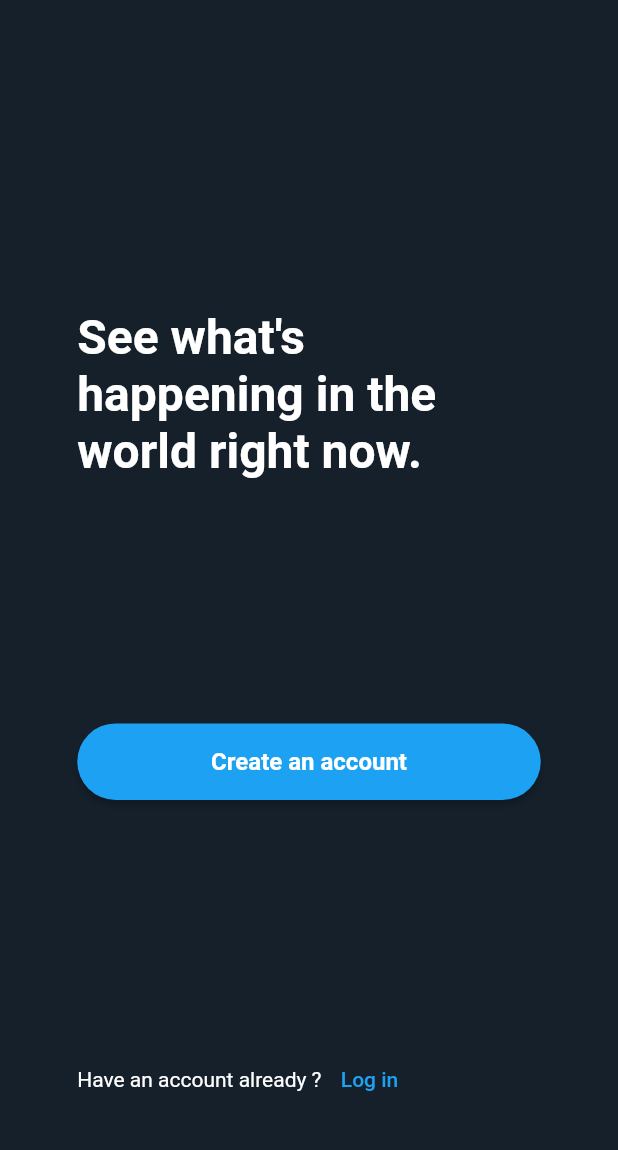
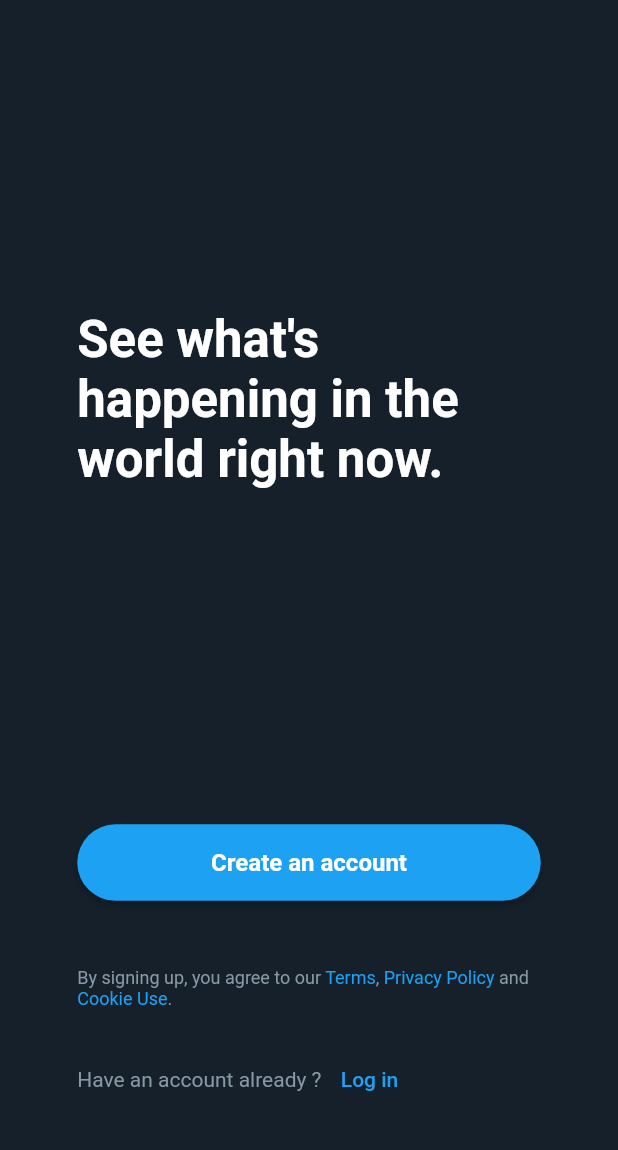
Before and after one commit to kevinmarrec/flutwitter, a Flutter app: the screen it shows after launch, on a phone screen of 412 x 824 dp, the part 63-1213 px from its top. Run offline on Flutter 3.47's test engine with Material 2 defaults, Android fonts, the phone set to English and light mode, and no system bars; our stand-ins replace flutter_svg; generated files the repository leaves out were written again.

Commit message:
chore(app): begin create account screen

```diff
--- a/app/analysis_options.yaml
+++ b/app/analysis_options.yaml
@@ -2,5 +2,6 @@ include: package:flutter_lints/flutter.yaml
 
 linter:
   rules:
-    require_trailing_commas: true
-    prefer_relative_imports: true
+    - directives_ordering
+    - prefer_relative_imports
+    - require_trailing_commas
--- a/app/lib/main.dart
+++ b/app/lib/main.dart
@@ -1,8 +1,8 @@
 import 'package:flutter/material.dart';
 import 'package:flutter_gen/gen_l10n/app_localizations.dart';
 
+import './router.dart';
 import './theme.dart';
-import './router.dart';
 
 void main() async => runApp(const MyApp());
 
--- a/app/lib/router.dart
+++ b/app/lib/router.dart
@@ -1,11 +1,42 @@
 import 'package:flutter/material.dart';
 
+import 'screens/signup/all.dart';
 import 'screens/welcome.dart';
+
+class PageSlideTransition extends PageRouteBuilder {
+  final Widget child;
+
+  PageSlideTransition({
+    required this.child,
+  }) : super(
+          pageBuilder: (_, __, ___) => child,
+          transitionsBuilder: (context, animation, secondaryAnimation, child) {
+            return SlideTransition(
+              position: animation.drive(
+                Tween<Offset>(
+                  begin: const Offset(1, 0),
+                  end: Offset.zero,
+                ).chain(CurveTween(curve: Curves.ease)),
+              ),
+              child: child,
+            );
+          },
+        );
+}
 
 class AppRouter {
   static Route<dynamic> onGenerateRoute(RouteSettings settings) {
-    return MaterialPageRoute(
-      builder: (_) => const WelcomeScreen(),
-    );
+    switch (settings.name) {
+      case WelcomeScreen.routeName:
+        return MaterialPageRoute(
+          builder: (_) => const WelcomeScreen(),
+        );
+      case CreateAccountScreen.routeName:
+        return PageSlideTransition(
+          child: const CreateAccountScreen(),
+        );
+      default:
+        throw 'Route not implemented';
+    }
   }
 }
--- /dev/null
+++ b/app/lib/screens/signup/all.dart
@@ -0,0 +1 @@
+export 'create_account.dart';
--- a/app/lib/screens/welcome.dart
+++ b/app/lib/screens/welcome.dart
@@ -1,14 +1,19 @@
 import 'package:flutter/material.dart';
+import 'package:flutwitter/screens/signup/create_account.dart';
 
+import '../theme.dart';
 import '../widgets/twitter_icon.dart';
 
 class WelcomeScreen extends StatelessWidget {
+  static const routeName = '/';
+
   const WelcomeScreen({Key? key}) : super(key: key);
 
   @override
   Widget build(BuildContext context) {
     return Scaffold(
       appBar: AppBar(
+        automaticallyImplyLeading: false,
         title: const TwitterIcon(),
         centerTitle: true,
       ),
@@ -23,19 +28,48 @@ class WelcomeScreen extends StatelessWidget {
             child: Column(
               children: [
                 SizedBox(height: constraints.maxHeight * 0.2),
-                const Text(
+                Text(
                   "See what's happening in the world right now.",
-                  style: TextStyle(fontSize: 32, fontWeight: FontWeight.bold),
+                  style: Theme.of(context).textTheme.headline4,
                 ),
-                const Spacer(),
+                const Spacer(flex: 10),
                 Column(
                   crossAxisAlignment: CrossAxisAlignment.stretch,
                   children: [
                     ElevatedButton(
-                      onPressed: () {},
+                      onPressed: () {
+                        Navigator.pushNamed(
+                          context,
+                          CreateAccountScreen.routeName,
+                        );
+                      },
                       child: const Text('Create an account'),
                     )
                   ],
+                ),
+                const Spacer(flex: 2),
+                RichText(
+                  text: TextSpan(
+                    style: Theme.of(context).textTheme.caption,
+                    children: const [
+                      TextSpan(text: 'By signing up, you agree to our '),
+                      TextSpan(
+                        text: 'Terms',
+                        style: TextStyle(color: primaryColor),
+                      ),
+                      TextSpan(text: ', '),
+                      TextSpan(
+                        text: 'Privacy Policy',
+                        style: TextStyle(color: primaryColor),
+                      ),
+                      TextSpan(text: ' and '),
+                      TextSpan(
+                        text: 'Cookie Use',
+                        style: TextStyle(color: primaryColor),
+                      ),
+                      TextSpan(text: '.'),
+                    ],
+                  ),
                 ),
                 const Spacer(),
                 Row(
--- a/app/lib/theme.dart
+++ b/app/lib/theme.dart
@@ -39,6 +39,17 @@ ThemeData getTheme() {
     ),
     scaffoldBackgroundColor: backgroundColor,
     splashFactory: NoSplash.splashFactory,
+    textTheme: const TextTheme(
+      bodyText2: TextStyle(
+        color: Color(0xFF8899A6),
+      ),
+      caption: TextStyle(
+        color: Color(0xFF8899A6),
+      ),
+      headline4: TextStyle(
+        fontWeight: FontWeight.bold,
+      ),
+    ),
   );
 
   return theme;
```
Also changed, not shown: app/lib/screens/signup/create_account.dart (added, +31 -0 lines).
